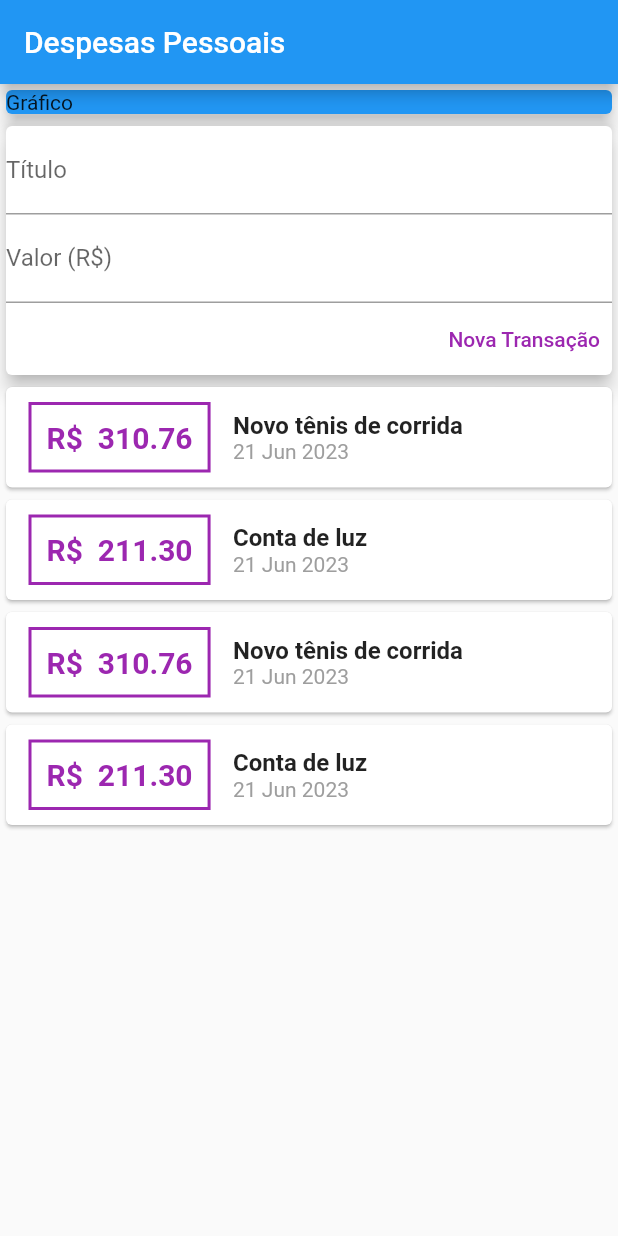
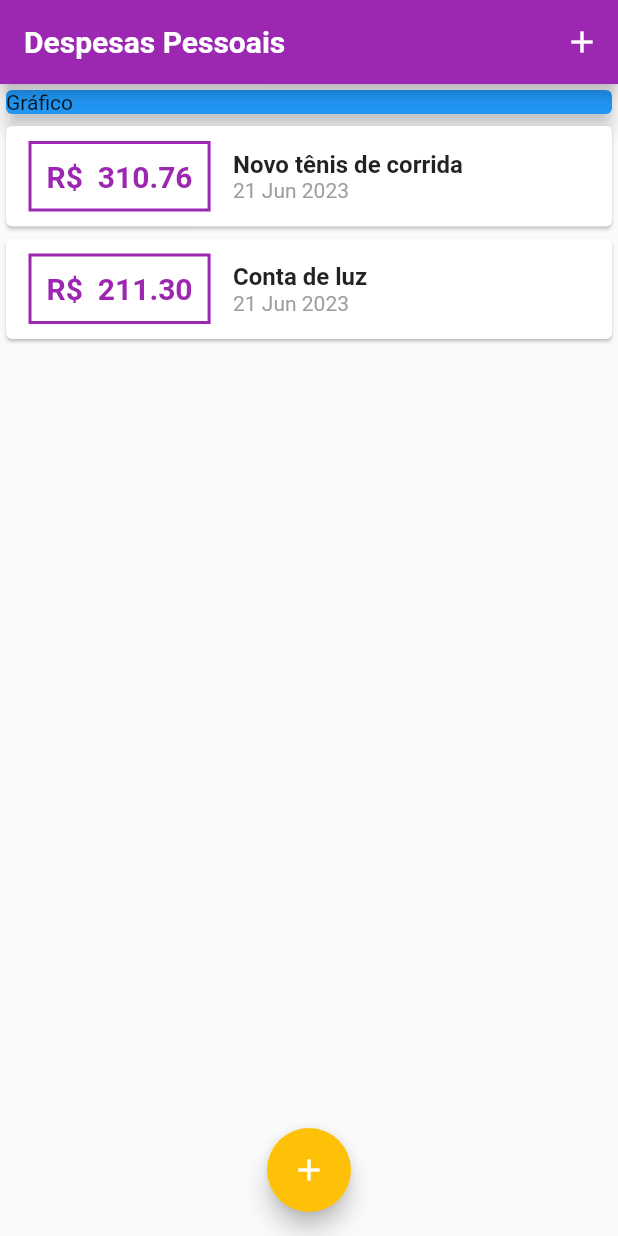
Before and after one commit to victorb132/expenses, a Flutter app: the screen it shows after launch, on a phone screen of 412 x 824 dp. Run offline on Flutter 3.47's test engine with Material 2 defaults, Android fonts, the phone set to English and light mode, and no system bars; Roboto replaces fonts that are missing (OpenSans).

Commit message:
feature/theme-color

```diff
--- a/lib/components/transaction_form.dart
+++ b/lib/components/transaction_form.dart
@@ -1,12 +1,28 @@
 import 'package:flutter/material.dart';
 
-class TransactionForm extends StatelessWidget {
+class TransactionForm extends StatefulWidget {
+  final void Function(String, double) onSubmit;
+
+  const TransactionForm(this.onSubmit, {super.key});
+
+  @override
+  State<TransactionForm> createState() => _TransactionFormState();
+}
+
+class _TransactionFormState extends State<TransactionForm> {
   final titleController = TextEditingController();
   final valueController = TextEditingController();
 
-  final void Function(String, double) onSubmit;
+  _submitForm() {
+    final title = titleController.text;
+    final value = double.tryParse(valueController.text) ?? 0.0;
 
-  TransactionForm(this.onSubmit, {super.key});
+    if (title.isEmpty || value <= 0) {
+      return;
+    }
+
+    widget.onSubmit(title, value);
+  }
 
   @override
   Widget build(BuildContext context) {
@@ -16,12 +32,15 @@ class TransactionForm extends StatelessWidget {
         children: [
           TextField(
             controller: titleController,
+            onSubmitted: (_) => _submitForm(),
             decoration: const InputDecoration(
               labelText: 'Título',
             ),
           ),
           TextField(
             controller: valueController,
+            keyboardType: const TextInputType.numberWithOptions(decimal: true),
+            onSubmitted: (_) => _submitForm(),
             decoration: const InputDecoration(
               labelText: 'Valor (R\$)',
             ),
@@ -31,13 +50,9 @@ class TransactionForm extends StatelessWidget {
             children: [
               TextButton(
                 style: TextButton.styleFrom(
-                  primary: Colors.purple,
+                  foregroundColor: Colors.purple,
                 ),
-                onPressed: () {
-                  final title = titleController.text;
-                  final value = double.tryParse(valueController.text) ?? 0.0;
-                  onSubmit(title, value);
-                },
+                onPressed: _submitForm,
                 child: const Text('Nova Transação'),
               ),
             ],
--- a/lib/components/transaction_list.dart
+++ b/lib/components/transaction_list.dart
@@ -5,11 +5,11 @@ import 'package:intl/intl.dart';
 class TransactionList extends StatelessWidget {
   final List<Transaction> transactions;
 
-  const TransactionList(this.transactions);
+  const TransactionList(this.transactions, {super.key});
 
   @override
   Widget build(BuildContext context) {
-    return Container(
+    return SizedBox(
       height: 300,
       child: ListView.builder(
         itemCount: transactions.length,
@@ -26,16 +26,16 @@ class TransactionList extends StatelessWidget {
                   ),
                   decoration: BoxDecoration(
                     border: Border.all(
-                      color: Colors.purple,
+                      color: Theme.of(context).colorScheme.primary,
                       width: 2,
                     ),
                   ),
                   padding: const EdgeInsets.all(10),
                   child: Text('R\$  ${tr.value.toStringAsFixed(2)}',
-                      style: const TextStyle(
+                      style: TextStyle(
                         fontWeight: FontWeight.bold,
                         fontSize: 20,
-                        color: Colors.purple,
+                        color: Theme.of(context).colorScheme.primary,
                       )),
                 ),
                 Column(
--- a/lib/components/transaction_user.dart
+++ /dev/null
@@ -1,90 +0,0 @@
-import 'dart:math';
-
-import 'package:expenses/components/transaction_form.dart';
-import 'package:expenses/components/transaction_list.dart';
-import 'package:flutter/material.dart';
-
-import '../models/transaction.dart';
-
-class TransactionUser extends StatefulWidget {
-  const TransactionUser({super.key});
-
-  @override
-  State<TransactionUser> createState() => _TransactionUserState();
-}
-
-class _TransactionUserState extends State<TransactionUser> {
-  final _transactions = [
-    Transaction(
-      id: 't1',
-      title: 'Novo tênis de corrida',
-      value: 310.76,
-      date: DateTime.now(),
-    ),
-    Transaction(
-      id: 't2',
-      title: 'Conta de luz',
-      value: 211.30,
-      date: DateTime.now(),
-    ),
-    Transaction(
-      id: 't1',
-      title: 'Novo tênis de corrida',
-      value: 310.76,
-      date: DateTime.now(),
-    ),
-    Transaction(
-      id: 't2',
-      title: 'Conta de luz',
-      value: 211.30,
-      date: DateTime.now(),
-    ),
-    Transaction(
-      id: 't1',
-      title: 'Novo tênis de corrida',
-      value: 310.76,
-      date: DateTime.now(),
-    ),
-    Transaction(
-      id: 't2',
-      title: 'Conta de luz',
-      value: 211.30,
-      date: DateTime.now(),
-    ),
-    Transaction(
-      id: 't1',
-      title: 'Novo tênis de corrida',
-      value: 310.76,
-      date: DateTime.now(),
-    ),
-    Transaction(
-      id: 't2',
-      title: 'Conta de luz',
-      value: 211.30,
-      date: DateTime.now(),
-    ),
-  ];
-
-  _addTransaction(String title, double value) {
-    final newTransaction = Transaction(
-      id: Random().nextDouble().toString(),
-      title: title,
-      value: value,
-      date: DateTime.now(),
-    );
-
-    setState(() {
-      _transactions.add(newTransaction);
-    });
-  }
-
-  @override
-  Widget build(BuildContext context) {
-    return Column(
-      children: [
-        TransactionForm(_addTransaction),
-        TransactionList(_transactions),
-      ],
-    );
-  }
-}
--- a/lib/main.dart
+++ b/lib/main.dart
@@ -1,5 +1,10 @@
-import 'package:expenses/components/transaction_user.dart';
+import 'dart:math';
+
 import 'package:flutter/material.dart';
+
+import 'components/transaction_form.dart';
+import 'components/transaction_list.dart';
+import 'models/transaction.dart';
 
 main() {
   runApp(const ExpensesApp());
@@ -10,32 +15,114 @@ class ExpensesApp extends StatelessWidget {
 
   @override
   Widget build(BuildContext context) {
+    final ThemeData tema = ThemeData();
+
     return MaterialApp(
-      home: MyHomePage(),
+      home: const MyHomePage(),
+      theme: tema.copyWith(
+        colorScheme: tema.colorScheme.copyWith(
+          primary: Colors.purple,
+          secondary: Colors.amber,
+        ),
+        textTheme: tema.textTheme.copyWith(
+          titleLarge: const TextStyle(
+            fontFamily: 'OpenSans',
+            fontSize: 18,
+            fontWeight: FontWeight.bold,
+            color: Colors.black,
+          ),
+        ),
+        appBarTheme: const AppBarTheme(
+          titleTextStyle: TextStyle(
+            fontFamily: 'OpenSans',
+            fontSize: 20,
+            fontWeight: FontWeight.bold,
+          ),
+        ),
+      ),
     );
   }
 }
 
-class MyHomePage extends StatelessWidget {
-  MyHomePage({super.key});
+class MyHomePage extends StatefulWidget {
+  const MyHomePage({super.key});
+
+  @override
+  State<MyHomePage> createState() => _MyHomePageState();
+}
+
+class _MyHomePageState extends State<MyHomePage> {
+  final _transactions = [
+    Transaction(
+      id: 't1',
+      title: 'Novo tênis de corrida',
+      value: 310.76,
+      date: DateTime.now(),
+    ),
+    Transaction(
+      id: 't2',
+      title: 'Conta de luz',
+      value: 211.30,
+      date: DateTime.now(),
+    ),
+  ];
+
+  _addTransaction(String title, double value) {
+    final newTransaction = Transaction(
+      id: Random().nextDouble().toString(),
+      title: title,
+      value: value,
+      date: DateTime.now(),
+    );
+
+    setState(() {
+      _transactions.add(newTransaction);
+    });
+
+    Navigator.of(context).pop();
+  }
+
+  _openTransactionFormModal(BuildContext context) {
+    showModalBottomSheet(
+      context: context,
+      builder: (_) {
+        return TransactionForm(_addTransaction);
+      },
+    );
+  }
 
   @override
   Widget build(BuildContext context) {
     return Scaffold(
       appBar: AppBar(
         title: const Text('Despesas Pessoais'),
+        actions: [
+          IconButton(
+            onPressed: () {
+              _openTransactionFormModal(context);
+            },
+            icon: const Icon(Icons.add),
+          ),
+        ],
       ),
-      body: const Column(
+      body: Column(
         crossAxisAlignment: CrossAxisAlignment.stretch,
         children: [
-          Card(
+          const Card(
             color: Colors.blue,
             elevation: 5,
             child: Text('Gráfico'),
           ),
-          TransactionUser()
+          TransactionList(_transactions),
         ],
       ),
+      floatingActionButton: FloatingActionButton(
+        onPressed: () {
+          _openTransactionFormModal(context);
+        },
+        child: const Icon(Icons.add),
+      ),
+      floatingActionButtonLocation: FloatingActionButtonLocation.centerFloat,
     );
   }
 }
```
